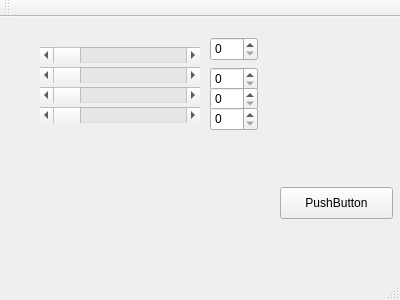
Before: the Qt Designer form grade_calc.ui in Susana56/hw2_test, drawn with Qt 5.
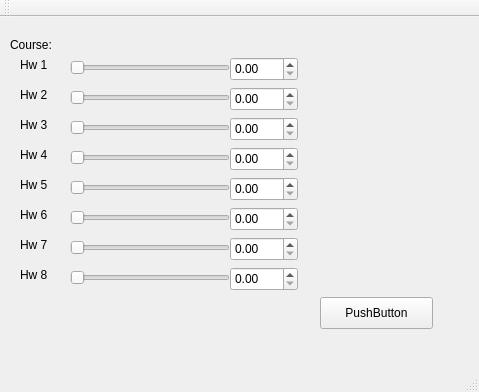
After: the same form once the commit is applied.

```diff
--- a/grade_calc.ui
+++ b/grade_calc.ui
@@ -6,111 +6,19 @@
    <rect>
     <x>0</x>
     <y>0</y>
-    <width>400</width>
-    <height>300</height>
+    <width>479</width>
+    <height>392</height>
    </rect>
   </property>
   <property name="windowTitle">
    <string>grade_calc</string>
   </property>
   <widget class="QWidget" name="centralWidget">
-   <widget class="QScrollBar" name="horizontalScrollBar">
-    <property name="geometry">
-     <rect>
-      <x>40</x>
-      <y>30</y>
-      <width>160</width>
-      <height>16</height>
-     </rect>
-    </property>
-    <property name="orientation">
-     <enum>Qt::Horizontal</enum>
-    </property>
-   </widget>
-   <widget class="QSpinBox" name="spinBox">
-    <property name="geometry">
-     <rect>
-      <x>210</x>
-      <y>20</y>
-      <width>48</width>
-      <height>24</height>
-     </rect>
-    </property>
-   </widget>
-   <widget class="QSpinBox" name="spinBox_2">
-    <property name="geometry">
-     <rect>
-      <x>210</x>
-      <y>50</y>
-      <width>48</width>
-      <height>24</height>
-     </rect>
-    </property>
-   </widget>
-   <widget class="QScrollBar" name="horizontalScrollBar_2">
-    <property name="geometry">
-     <rect>
-      <x>40</x>
-      <y>50</y>
-      <width>160</width>
-      <height>16</height>
-     </rect>
-    </property>
-    <property name="orientation">
-     <enum>Qt::Horizontal</enum>
-    </property>
-   </widget>
-   <widget class="QSpinBox" name="spinBox_3">
-    <property name="geometry">
-     <rect>
-      <x>210</x>
-      <y>70</y>
-      <width>48</width>
-      <height>24</height>
-     </rect>
-    </property>
-   </widget>
-   <widget class="QScrollBar" name="horizontalScrollBar_3">
-    <property name="geometry">
-     <rect>
-      <x>40</x>
-      <y>70</y>
-      <width>160</width>
-      <height>16</height>
-     </rect>
-    </property>
-    <property name="orientation">
-     <enum>Qt::Horizontal</enum>
-    </property>
-   </widget>
-   <widget class="QSpinBox" name="spinBox_4">
-    <property name="geometry">
-     <rect>
-      <x>210</x>
-      <y>90</y>
-      <width>48</width>
-      <height>24</height>
-     </rect>
-    </property>
-   </widget>
-   <widget class="QScrollBar" name="horizontalScrollBar_4">
-    <property name="geometry">
-     <rect>
-      <x>40</x>
-      <y>90</y>
-      <width>160</width>
-      <height>16</height>
-     </rect>
-    </property>
-    <property name="orientation">
-     <enum>Qt::Horizontal</enum>
-    </property>
-   </widget>
    <widget class="QPushButton" name="pushButton">
     <property name="geometry">
      <rect>
-      <x>280</x>
-      <y>170</y>
+      <x>320</x>
+      <y>280</y>
       <width>113</width>
       <height>32</height>
      </rect>
@@ -119,6 +27,307 @@
      <string>PushButton</string>
     </property>
    </widget>
+   <widget class="QLabel" name="label">
+    <property name="geometry">
+     <rect>
+      <x>10</x>
+      <y>20</y>
+      <width>60</width>
+      <height>16</height>
+     </rect>
+    </property>
+    <property name="text">
+     <string>Course:</string>
+    </property>
+   </widget>
+   <widget class="QLabel" name="label_2">
+    <property name="geometry">
+     <rect>
+      <x>20</x>
+      <y>40</y>
+      <width>41</width>
+      <height>16</height>
+     </rect>
+    </property>
+    <property name="text">
+     <string>Hw 1</string>
+    </property>
+   </widget>
+   <widget class="QLabel" name="label_3">
+    <property name="geometry">
+     <rect>
+      <x>20</x>
+      <y>70</y>
+      <width>41</width>
+      <height>16</height>
+     </rect>
+    </property>
+    <property name="text">
+     <string>Hw 2</string>
+    </property>
+   </widget>
+   <widget class="QLabel" name="label_4">
+    <property name="geometry">
+     <rect>
+      <x>20</x>
+      <y>100</y>
+      <width>41</width>
+      <height>16</height>
+     </rect>
+    </property>
+    <property name="text">
+     <string>Hw 3</string>
+    </property>
+   </widget>
+   <widget class="QLabel" name="label_5">
+    <property name="geometry">
+     <rect>
+      <x>20</x>
+      <y>130</y>
+      <width>41</width>
+      <height>16</height>
+     </rect>
+    </property>
+    <property name="text">
+     <string>Hw 4</string>
+    </property>
+   </widget>
+   <widget class="QLabel" name="label_6">
+    <property name="geometry">
+     <rect>
+      <x>20</x>
+      <y>160</y>
+      <width>41</width>
+      <height>16</height>
+     </rect>
+    </property>
+    <property name="text">
+     <string>Hw 5</string>
+    </property>
+   </widget>
+   <widget class="QLabel" name="label_7">
+    <property name="geometry">
+     <rect>
+      <x>20</x>
+      <y>190</y>
+      <width>41</width>
+      <height>16</height>
+     </rect>
+    </property>
+    <property name="text">
+     <string>Hw 6</string>
+    </property>
+   </widget>
+   <widget class="QLabel" name="label_8">
+    <property name="geometry">
+     <rect>
+      <x>20</x>
+      <y>220</y>
+      <width>41</width>
+      <height>16</height>
+     </rect>
+    </property>
+    <property name="text">
+     <string>Hw 7</string>
+    </property>
+   </widget>
+   <widget class="QLabel" name="label_9">
+    <property name="geometry">
+     <rect>
+      <x>20</x>
+      <y>250</y>
+      <width>41</width>
+      <height>16</height>
+     </rect>
+    </property>
+    <property name="text">
+     <string>Hw 8</string>
+    </property>
+   </widget>
+   <widget class="QSlider" name="horizontalSlider">
+    <property name="geometry">
+     <rect>
+      <x>70</x>
+      <y>40</y>
+      <width>160</width>
+      <height>22</height>
+     </rect>
+    </property>
+    <property name="orientation">
+     <enum>Qt::Horizontal</enum>
+    </property>
+   </widget>
+   <widget class="QSlider" name="horizontalSlider_2">
+    <property name="geometry">
+     <rect>
+      <x>70</x>
+      <y>70</y>
+      <width>160</width>
+      <height>22</height>
+     </rect>
+    </property>
+    <property name="orientation">
+     <enum>Qt::Horizontal</enum>
+    </property>
+   </widget>
+   <widget class="QSlider" name="horizontalSlider_3">
+    <property name="geometry">
+     <rect>
+      <x>70</x>
+      <y>100</y>
+      <width>160</width>
+      <height>22</height>
+     </rect>
+    </property>
+    <property name="orientation">
+     <enum>Qt::Horizontal</enum>
+    </property>
+   </widget>
+   <widget class="QSlider" name="horizontalSlider_4">
+    <property name="geometry">
+     <rect>
+      <x>70</x>
+      <y>130</y>
+      <width>160</width>
+      <height>22</height>
+     </rect>
+    </property>
+    <property name="orientation">
+     <enum>Qt::Horizontal</enum>
+    </property>
+   </widget>
+   <widget class="QSlider" name="horizontalSlider_5">
+    <property name="geometry">
+     <rect>
+      <x>70</x>
+      <y>160</y>
+      <width>160</width>
+      <height>22</height>
+     </rect>
+    </property>
+    <property name="orientation">
+     <enum>Qt::Horizontal</enum>
+    </property>
+   </widget>
+   <widget class="QSlider" name="horizontalSlider_6">
+    <property name="geometry">
+     <rect>
+      <x>70</x>
+      <y>190</y>
+      <width>160</width>
+      <height>22</height>
+     </rect>
+    </property>
+    <property name="orientation">
+     <enum>Qt::Horizontal</enum>
+    </property>
+   </widget>
+   <widget class="QSlider" name="horizontalSlider_7">
+    <property name="geometry">
+     <rect>
+      <x>70</x>
+      <y>220</y>
+      <width>160</width>
+      <height>22</height>
+     </rect>
+    </property>
+    <property name="orientation">
+     <enum>Qt::Horizontal</enum>
+    </property>
+   </widget>
+   <widget class="QSlider" name="horizontalSlider_8">
+    <property name="geometry">
+     <rect>
+      <x>70</x>
+      <y>250</y>
+      <width>160</width>
+      <height>22</height>
+     </rect>
+    </property>
+    <property name="orientation">
+     <enum>Qt::Horizontal</enum>
+    </property>
+   </widget>
+   <widget class="QDoubleSpinBox" name="doubleSpinBox">
+    <property name="geometry">
+     <rect>
+      <x>230</x>
+      <y>40</y>
+      <width>68</width>
+      <height>24</height>
+     </rect>
+    </property>
+   </widget>
+   <widget class="QDoubleSpinBox" name="doubleSpinBox_2">
+    <property name="geometry">
+     <rect>
+      <x>230</x>
+      <y>70</y>
+      <width>68</width>
+      <height>24</height>
+     </rect>
+    </property>
+   </widget>
+   <widget class="QDoubleSpinBox" name="doubleSpinBox_3">
+    <property name="geometry">
+     <rect>
+      <x>230</x>
+      <y>100</y>
+      <width>68</width>
+      <height>24</height>
+     </rect>
+    </property>
+   </widget>
+   <widget class="QDoubleSpinBox" name="doubleSpinBox_4">
+    <property name="geometry">
+     <rect>
+      <x>230</x>
+      <y>130</y>
+      <width>68</width>
+      <height>24</height>
+     </rect>
+    </property>
+   </widget>
+   <widget class="QDoubleSpinBox" name="doubleSpinBox_5">
+    <property name="geometry">
+     <rect>
+      <x>230</x>
+      <y>160</y>
+      <width>68</width>
+      <height>24</height>
+     </rect>
+    </property>
+   </widget>
+   <widget class="QDoubleSpinBox" name="doubleSpinBox_6">
+    <property name="geometry">
+     <rect>
+      <x>230</x>
+      <y>190</y>
+      <width>68</width>
+      <height>24</height>
+     </rect>
+    </property>
+   </widget>
+   <widget class="QDoubleSpinBox" name="doubleSpinBox_7">
+    <property name="geometry">
+     <rect>
+      <x>230</x>
+      <y>220</y>
+      <width>68</width>
+      <height>24</height>
+     </rect>
+    </property>
+   </widget>
+   <widget class="QDoubleSpinBox" name="doubleSpinBox_8">
+    <property name="geometry">
+     <rect>
+      <x>230</x>
+      <y>250</y>
+      <width>68</width>
+      <height>24</height>
+     </rect>
+    </property>
+   </widget>
   </widget>
   <widget class="QMenuBar" name="menuBar">
    <property name="geometry">
```
Left out of the diff: 2 changed lines with no effect on the pictures.
